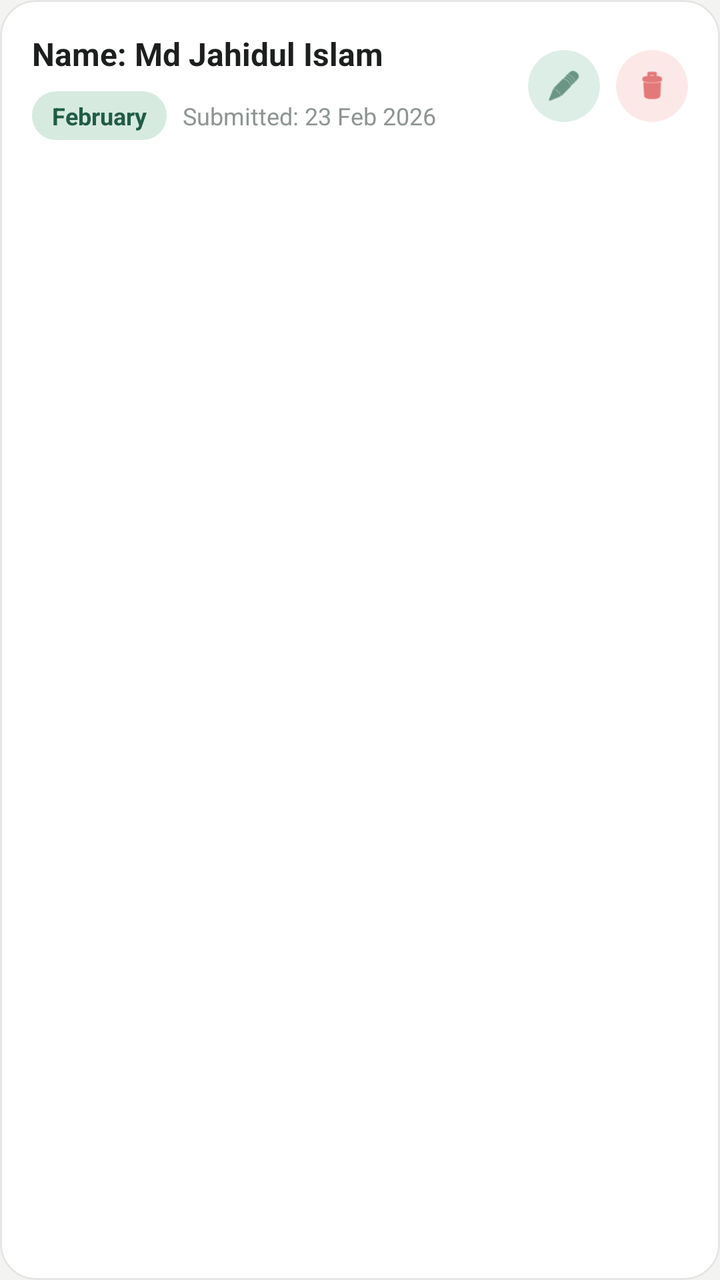
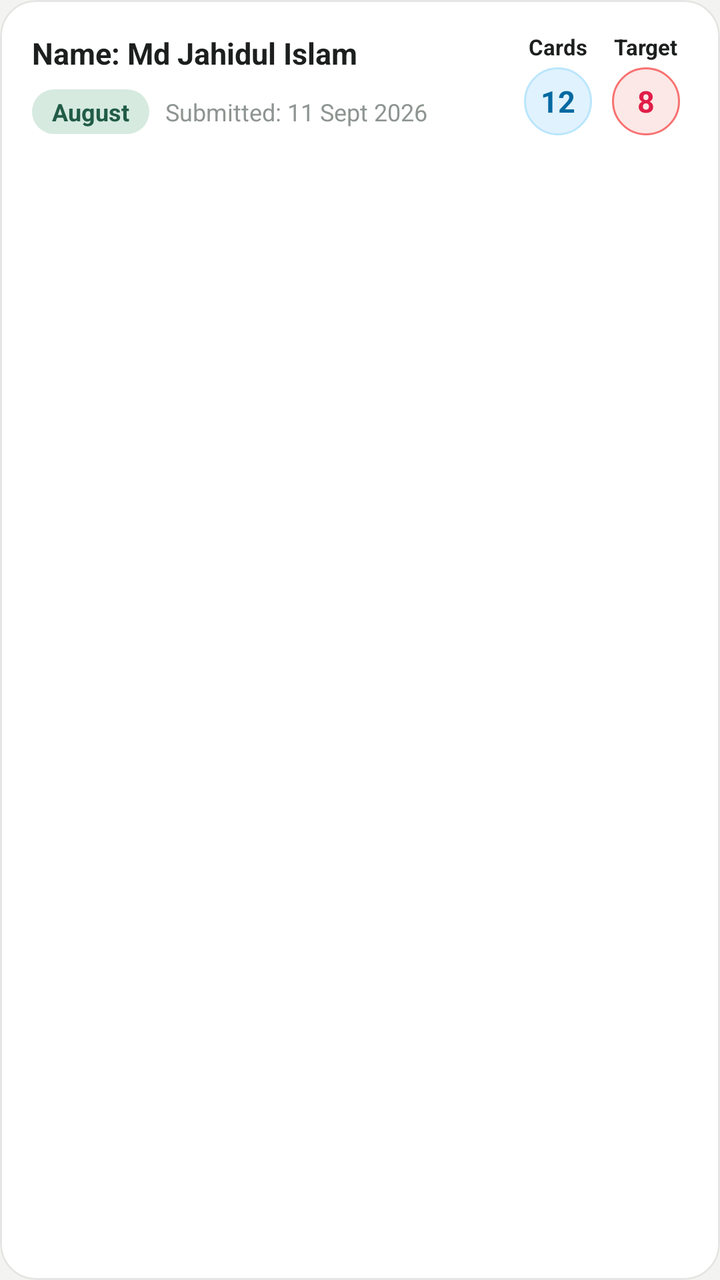

Before-and-after screenshots of an Android layout around one commit, followed by the original layout XML and the change that was made.
<!-- AndroidManifest.xml: application theme Theme.PerformanceTracker -->
<!-- res/layout/item_report.xml -->
<?xml version="1.0" encoding="utf-8"?>
<com.google.android.material.card.MaterialCardView
     xmlns:android="http://schemas.android.com/apk/res/android"
     xmlns:app="http://schemas.android.com/apk/res-auto"
     android:layout_height="wrap_content"
     android:layout_width="match_parent"
     android:layout_marginVertical="5dp"
     android:clickable="true"
     android:layout_marginHorizontal="16dp"
     app:cardElevation="0dp"
     app:strokeColor="@color/card_stroke"
     app:strokeWidth="1dp"
     app:cardBackgroundColor="@color/surface_card"
     app:cardCornerRadius="18dp"
     android:focusable="true"
     android:foreground="?attr/selectableItemBackground">

    <LinearLayout
         android:layout_height="wrap_content"
         android:layout_width="match_parent"
         android:gravity="center_vertical"
         android:padding="16dp"
         android:orientation="horizontal">

        <LinearLayout
             android:layout_height="wrap_content"
             android:layout_width="0dp"
             android:orientation="vertical"
             android:layout_weight="1">

            <TextView
                 android:layout_height="wrap_content"
                 android:layout_width="wrap_content"
                 android:textSize="16sp"
                 android:textColor="@color/text_primary"
                 android:id="@+id/tvUserName"
                 android:text="Name: Md Jahidul Islam"
                 android:textStyle="bold" />

            <LinearLayout
                 android:layout_height="wrap_content"
                 android:layout_width="match_parent"
                 android:gravity="center_vertical"
                 android:orientation="horizontal"
                 android:layout_marginTop="8dp">

                <TextView
                     android:layout_height="wrap_content"
                     android:layout_width="wrap_content"
                     android:background="@drawable/bg_badge_mint"
                     android:paddingVertical="4dp"
                     android:textSize="12sp"
                     android:textColor="@color/badge_mint_icon"
                     android:paddingHorizontal="10dp"
                     android:id="@+id/tvMonth"
                     android:text="February"
                     android:textStyle="bold" />

                <TextView
                     android:layout_height="wrap_content"
                     android:layout_width="wrap_content"
                     android:textSize="12sp"
                     android:textColor="@color/text_muted"
                     android:layout_marginStart="8dp"
                     android:id="@+id/tvDate"
                     android:text="Submitted: 23 Feb 2026" />

            </LinearLayout>

        </LinearLayout>

        <com.google.android.material.card.MaterialCardView
             android:layout_height="36dp"
             android:layout_width="36dp"
             app:cardElevation="0dp"
             app:cardBackgroundColor="@color/badge_green_bg"
             app:cardCornerRadius="18dp"
             android:clickable="true"
             android:focusable="true">

            <ImageView
                 android:layout_height="18dp"
                 android:layout_width="18dp"
                 android:layout_gravity="center"
                 android:src="@android:drawable/ic_menu_edit"
                 app:tint="@color/badge_green_icon"
                 android:id="@+id/btnEdit" />

        </com.google.android.material.card.MaterialCardView>

        <com.google.android.material.card.MaterialCardView
             android:layout_height="36dp"
             android:layout_width="36dp"
             app:cardElevation="0dp"
             app:cardBackgroundColor="@color/badge_red_bg"
             app:cardCornerRadius="18dp"
             android:layout_marginStart="8dp"
             android:clickable="true"
             android:focusable="true">

            <ImageView
                 android:layout_height="18dp"
                 android:layout_width="18dp"
                 android:layout_gravity="center"
                 android:src="@android:drawable/ic_menu_delete"
                 app:tint="@color/badge_red_icon"
                 android:id="@+id/btnDelete" />

        </com.google.android.material.card.MaterialCardView>

    </LinearLayout>

</com.google.android.material.card.MaterialCardView>
<!-- resources referenced by this layout -->
<resources>
  <color name="badge_green_bg">#DDEEE7</color>
  <color name="badge_green_icon">#1E5A44</color>
  <color name="badge_mint_icon">#215C47</color>
  <color name="badge_red_bg">#FDE8E8</color>
  <color name="badge_red_icon">#D32F2F</color>
  <color name="card_stroke">#E3E6E2</color>
  <color name="surface_card">#FFFFFF</color>
  <color name="text_muted">#8E9591</color>
  <color name="text_primary">#1C1F1D</color>
  <!-- drawable bg_badge_mint (drawable) -->
  <?xml version="1.0" encoding="utf-8"?>
  <shape xmlns:android="http://schemas.android.com/apk/res/android">
      <solid android:color="@color/badge_mint_bg" />
      <corners android:radius="12dp" />
  </shape>
  <style name="Theme.PerformanceTracker" parent="Theme.MaterialComponents.Light.NoActionBar">
          <item name="colorPrimary">@color/primary</item>
          <item name="colorPrimaryVariant">@color/primary_dark</item>
          <item name="colorOnPrimary">@color/white</item>
          <item name="android:statusBarColor">@color/background</item>
          <item name="android:windowLightStatusBar">true</item>
          <item name="android:windowBackground">@color/background</item>
          <item name="colorSecondary">@color/secondary</item>
          <item name="colorSurface">@color/surface</item>
          <item name="colorOnSurface">@color/text_primary</item>
          <item name="colorControlNormal">@color/input_stroke_unfocused</item>
          <item name="colorControlActivated">@color/primary</item>
          <item name="android:textColorHint">@color/text_secondary</item>
          <item name="textInputStyle">@style/CustomOutlinedBox</item>
      </style>
  <color name="badge_mint_bg">#D6EAE0</color>
  <color name="primary">#1E5A44</color>
  <color name="primary_dark">#154333</color>
  <color name="white">#FFFFFF</color>
  <color name="background">#F3F4F1</color>
  <color name="secondary">#256650</color>
  <color name="surface">#FFFFFF</color>
  <color name="input_stroke_unfocused">#B4BEB8</color>
  <color name="text_secondary">#6E7571</color>
  <style name="CustomOutlinedBox" parent="Widget.MaterialComponents.TextInputLayout.OutlinedBox">
          <item name="boxStrokeColor">@color/box_stroke_selector</item>
          <item name="boxStrokeWidth">1.5dp</item>
          <item name="boxStrokeWidthFocused">2dp</item>
          <item name="boxBackgroundColor">@color/input_background</item>
          <item name="hintTextColor">@color/primary</item>
          <item name="android:textColorHint">@color/text_secondary</item>
          <item name="boxCornerRadiusTopStart">12dp</item>
          <item name="boxCornerRadiusTopEnd">12dp</item>
          <item name="boxCornerRadiusBottomStart">12dp</item>
          <item name="boxCornerRadiusBottomEnd">12dp</item>
      </style>
  <color name="input_background">#F7FAF8</color>
</resources>

<!-- the commit's change to res/layout/item_report.xml (unified diff, before → after) -->
@@ -4,7 +4,7 @@
      xmlns:app="http://schemas.android.com/apk/res-auto"
      android:layout_height="wrap_content"
      android:layout_width="match_parent"
-     android:layout_marginVertical="5dp"
+     android:layout_marginVertical="6dp"
      android:clickable="true"
      android:layout_marginHorizontal="16dp"
      app:cardElevation="0dp"
@@ -22,16 +22,18 @@
          android:padding="16dp"
          android:orientation="horizontal">
 
+        
         <LinearLayout
              android:layout_height="wrap_content"
              android:layout_width="0dp"
              android:orientation="vertical"
-             android:layout_weight="1">
+             android:layout_weight="1"
+             android:layout_marginEnd="8dp">
 
             <TextView
                  android:layout_height="wrap_content"
                  android:layout_width="wrap_content"
-                 android:textSize="16sp"
+                 android:textSize="15sp"
                  android:textColor="@color/text_primary"
                  android:id="@+id/tvUserName"
                  android:text="Name: Md Jahidul Islam"
@@ -48,12 +50,12 @@
                      android:layout_height="wrap_content"
                      android:layout_width="wrap_content"
                      android:background="@drawable/bg_badge_mint"
-                     android:paddingVertical="4dp"
+                     android:paddingVertical="3dp"
                      android:textSize="12sp"
                      android:textColor="@color/badge_mint_icon"
                      android:paddingHorizontal="10dp"
                      android:id="@+id/tvMonth"
-                     android:text="February"
+                     android:text="August"
                      android:textStyle="bold" />
 
                 <TextView
@@ -63,48 +65,115 @@
                      android:textColor="@color/text_muted"
                      android:layout_marginStart="8dp"
                      android:id="@+id/tvDate"
-                     android:text="Submitted: 23 Feb 2026" />
+                     android:text="Submitted: 11 Sept 2026" />
 
             </LinearLayout>
 
         </LinearLayout>
 
+        
+        <LinearLayout
+             android:id="@+id/layoutCardsBadge"
+             android:layout_height="wrap_content"
+             android:layout_width="wrap_content"
+             android:orientation="vertical"
+             android:gravity="center_horizontal"
+             android:layout_marginEnd="10dp">
+
+            <TextView
+                 android:layout_height="wrap_content"
+                 android:layout_width="wrap_content"
+                 android:textSize="11sp"
+                 android:textColor="@color/text_primary"
+                 android:text="Cards"
+                 android:textStyle="bold" />
+
+            <TextView
+                 android:id="@+id/tvCardsCount"
+                 android:layout_height="34dp"
+                 android:layout_width="34dp"
+                 android:layout_marginTop="3dp"
+                 android:gravity="center"
+                 android:background="@drawable/bg_circle_cards_badge"
+                 android:textColor="#0369A1"
+                 android:textSize="15sp"
+                 android:textStyle="bold"
+                 android:text="12" />
+
+        </LinearLayout>
+
+        
+        <LinearLayout
+             android:id="@+id/layoutTargetBadge"
+             android:layout_height="wrap_content"
+             android:layout_width="wrap_content"
+             android:orientation="vertical"
+             android:gravity="center_horizontal"
+             android:layout_marginEnd="4dp">
+
+            <TextView
+                 android:layout_height="wrap_content"
+                 android:layout_width="wrap_content"
+                 android:textSize="11sp"
+                 android:textColor="@color/text_primary"
+                 android:text="Target"
+                 android:textStyle="bold" />
+
+            <TextView
+                 android:id="@+id/tvTargetCount"
+                 android:layout_height="34dp"
+                 android:layout_width="34dp"
+                 android:layout_marginTop="3dp"
+                 android:gravity="center"
+                 android:background="@drawable/bg_circle_target_badge"
+                 android:textColor="#E11D48"
+                 android:textSize="15sp"
+                 android:textStyle="bold"
+                 android:text="8" />
+
+        </LinearLayout>
+
+        
         <com.google.android.material.card.MaterialCardView
-             android:layout_height="36dp"
-             android:layout_width="36dp"
+             android:id="@+id/btnEdit"
+             android:layout_height="34dp"
+             android:layout_width="34dp"
              app:cardElevation="0dp"
              app:cardBackgroundColor="@color/badge_green_bg"
-             app:cardCornerRadius="18dp"
+             app:cardCornerRadius="17dp"
+             android:layout_marginStart="4dp"
              android:clickable="true"
-             android:focusable="true">
+             android:focusable="true"
+             android:visibility="gone">
 
             <ImageView
-                 android:layout_height="18dp"
-                 android:layout_width="18dp"
+                 android:layout_height="16dp"
+                 android:layout_width="16dp"
                  android:layout_gravity="center"
                  android:src="@android:drawable/ic_menu_edit"
-                 app:tint="@color/badge_green_icon"
-                 android:id="@+id/btnEdit" />
+                 app:tint="@color/badge_green_icon" />
 
         </com.google.android.material.card.MaterialCardView>
 
+        
         <com.google.android.material.card.MaterialCardView
-             android:layout_height="36dp"
-             android:layout_width="36dp"
+             android:id="@+id/btnDelete"
+             android:layout_height="34dp"
+             android:layout_width="34dp"
              app:cardElevation="0dp"
              app:cardBackgroundColor="@color/badge_red_bg"
-             app:cardCornerRadius="18dp"
-             android:layout_marginStart="8dp"
+             app:cardCornerRadius="17dp"
+             android:layout_marginStart="6dp"
              android:clickable="true"
-             android:focusable="true">
+             android:focusable="true"
+             android:visibility="gone">
 
             <ImageView
-                 android:layout_height="18dp"
-                 android:layout_width="18dp"
+                 android:layout_height="16dp"
+                 android:layout_width="16dp"
                  android:layout_gravity="center"
                  android:src="@android:drawable/ic_menu_delete"
-                 app:tint="@color/badge_red_icon"
-                 android:id="@+id/btnDelete" />
+                 app:tint="@color/badge_red_icon" />
 
         </com.google.android.material.card.MaterialCardView>
 
<!-- resource entries referenced after the edit -->
@@ -14,6 +14,20 @@
   <shape xmlns:android="http://schemas.android.com/apk/res/android">
       <solid android:color="@color/badge_mint_bg" />
       <corners android:radius="12dp" />
+  </shape>
+  <!-- drawable bg_circle_cards_badge (drawable) -->
+  <?xml version="1.0" encoding="utf-8"?>
+  <shape xmlns:android="http://schemas.android.com/apk/res/android"
+      android:shape="oval">
+      <solid android:color="#E0F2FE" />
+      <stroke android:width="1dp" android:color="#BAE6FD" />
+  </shape>
+  <!-- drawable bg_circle_target_badge (drawable) -->
+  <?xml version="1.0" encoding="utf-8"?>
+  <shape xmlns:android="http://schemas.android.com/apk/res/android"
+      android:shape="oval">
+      <solid android:color="#FCE8E6" />
+      <stroke android:width="1dp" android:color="#F87171" />
   </shape>
   <style name="Theme.PerformanceTracker" parent="Theme.MaterialComponents.Light.NoActionBar">
           <item name="colorPrimary">@color/primary</item>
